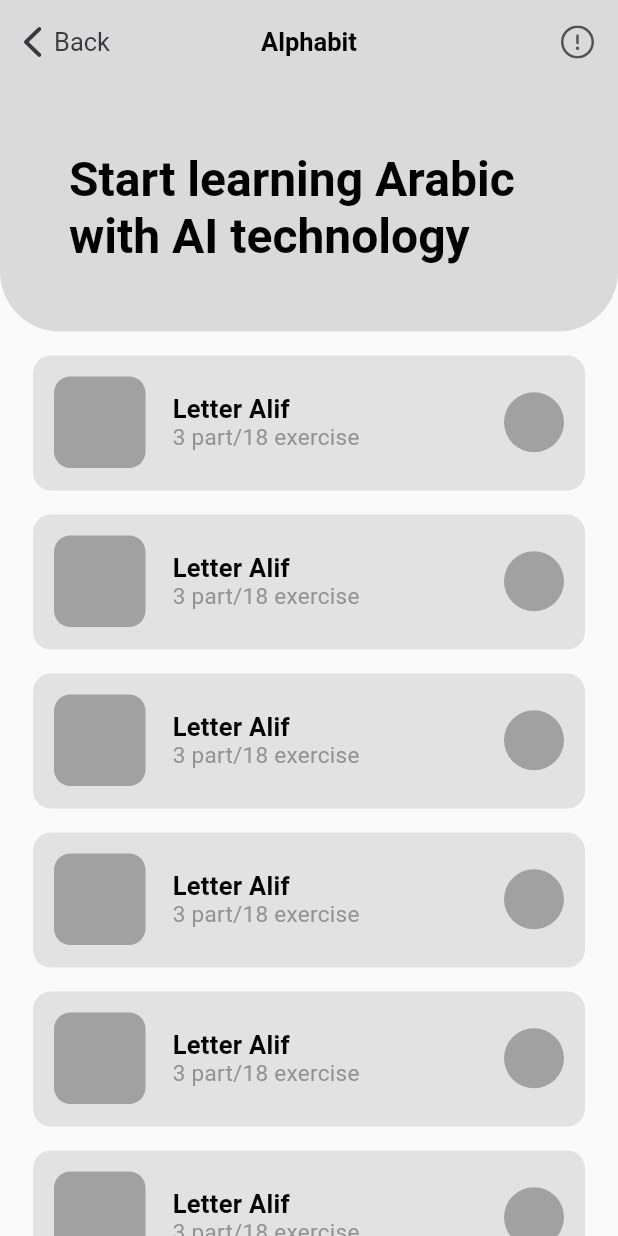
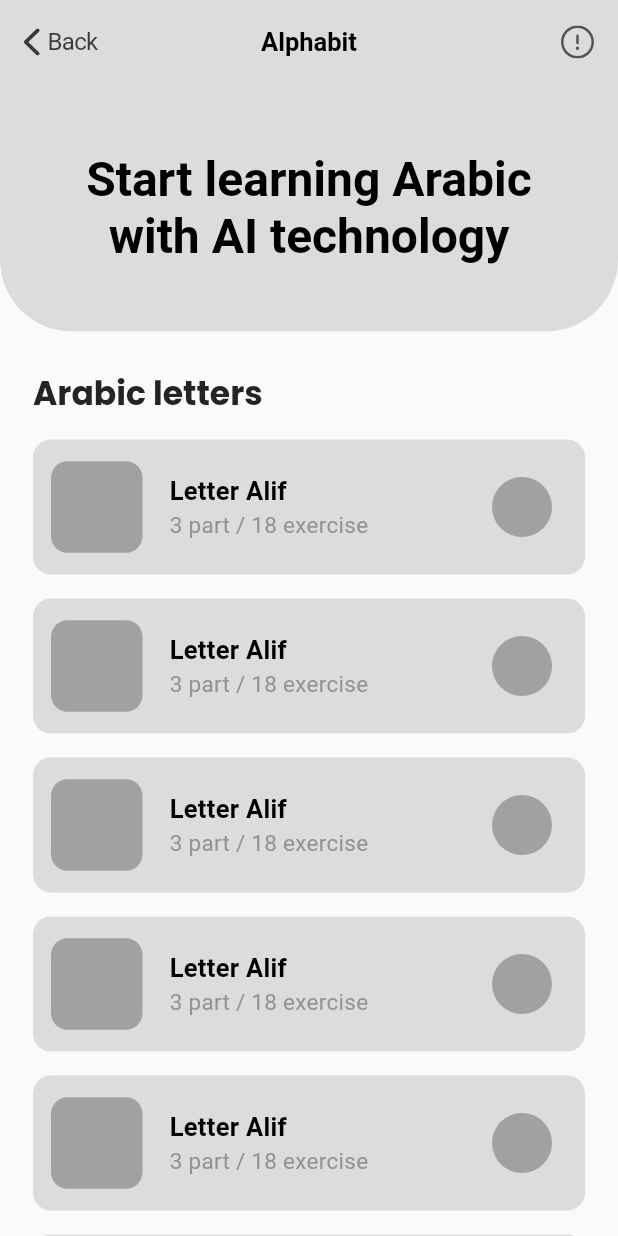
Before and after one commit to IbrohimJamoliddinov/Al-Quron, a Flutter app: the AlphabitScreen screen opened directly, on a phone screen of 412 x 824 dp. Run offline on Flutter 3.47's test engine with Material 2 defaults, Android fonts, the phone set to English and light mode, and no system bars; our stand-ins replace carousel_slider, flutter_svg, just_audio, modal_bottom_sheet, percent_indicator, permission_handler and 3 more; missing offline and left inert: flutter_qiblah; accounts and stored records are empty; project files that could hold a hidden picture were left out.

Commit message:
Alphabet screens

```diff
--- a/lib/src/ui/learn/alphabit_screen.dart
+++ b/lib/src/ui/learn/alphabit_screen.dart
@@ -116,34 +116,36 @@ class _AlphabitScreenState extends State<AlphabitScreen> {
   Widget build(BuildContext context) {
     return Scaffold(
       appBar: AppBar(
+        leadingWidth: 98,
+        backgroundColor: Color(0xFFDCDCDC),
         elevation: 0,
-        leadingWidth: 120,
-        backgroundColor: AppTheme.dadada,
+        centerTitle: true,
         leading: GestureDetector(
-          onTap: (){
+          onTap: () {
             Navigator.pop(context);
           },
           child: Container(
             child: Row(
               children: [
+                SizedBox(
+                  width: 16,
+                ),
                 SvgPicture.asset(
                   "assets/icons/arrow_left_bold.svg",
+                  height: 18,
                 ),
-                SizedBox(
-                  width: 8,
-                ),
+                SizedBox(width: 5),
                 Text(
                   "Back",
                   style: TextStyle(
-                    fontStyle: FontStyle.normal,
+                    color: Color(0xFF3A3A3C),
                     fontWeight: FontWeight.w400,
-                    fontSize: 17,
-                    color: Color(0xFF3A3A3C),
+                    fontSize: 16,
+                    letterSpacing: -0.41,
                   ),
                 ),
               ],
             ),
-            padding: EdgeInsets.only(left: 16),
           ),
         ),
         title: Text(
@@ -167,7 +169,6 @@ class _AlphabitScreenState extends State<AlphabitScreen> {
       body: Column(
         children: [
           Container(
-            width: MediaQuery.of(context).size.width,
             padding: EdgeInsets.only(
               top: 40,
               right: 46,
@@ -177,14 +178,15 @@ class _AlphabitScreenState extends State<AlphabitScreen> {
             height: 165,
             decoration: BoxDecoration(
               borderRadius: BorderRadius.only(
-                bottomLeft: Radius.circular(40),
-                bottomRight: Radius.circular(40),
+                bottomLeft: Radius.circular(48),
+                bottomRight: Radius.circular(48),
               ),
-              color: AppTheme.dadada,
+              color: Color(0xFFDCDCDC),
             ),
             child: Center(
               child: Text(
                 "Start learning Arabic with AI technology",
+                textAlign: TextAlign.center,
                 style: TextStyle(
                   fontStyle: FontStyle.normal,
                   fontWeight: FontWeight.w600,
@@ -195,25 +197,36 @@ class _AlphabitScreenState extends State<AlphabitScreen> {
             ),
           ),
           Expanded(
-              child: ListView(
-            children: [
-              ListView.builder(
-                shrinkWrap: true,
-                physics: NeverScrollableScrollPhysics(),
+            child: ListView.builder(
               itemCount: letters.length,
               itemBuilder: (context, index) {
+                if (index == 0) {
+                  return Container(
+                    margin: EdgeInsets.only(left: 22, right: 22, top: 30),
+                    child: Text(
+                      "Arabic letters",
+                      style: TextStyle(
+                        fontFamily: AppTheme.fontPoppins,
+                        fontSize: 22,
+                        fontWeight: FontWeight.w600,
+                        height: 26 / 22,
+                        color: Color(0xFF242424),
+                      ),
+                    ),
+                  );
+                }
                 return Container(
                   margin: EdgeInsets.only(top: 16, left: 22, right: 22),
-                      padding: EdgeInsets.all(14),
-                      width: MediaQuery.of(context).size.width,
+                  padding: EdgeInsets.symmetric(
+                    horizontal: 12,
+                    vertical: 14,
+                  ),
                   decoration: BoxDecoration(
                     borderRadius: BorderRadius.circular(12),
-                        color: Color(0xFFE2E2E2),
+                    color: Color(0xFFDCDCDC),
                   ),
                   height: 90,
-                      child: Column(
-                        children: [
-                          Row(
+                  child: Row(
                     children: [
                       Container(
                         width: 61,
@@ -229,6 +242,7 @@ class _AlphabitScreenState extends State<AlphabitScreen> {
                       Expanded(
                         child: Column(
                           crossAxisAlignment: CrossAxisAlignment.start,
+                          mainAxisAlignment: MainAxisAlignment.center,
                           children: [
                             Text(
                               letters[index].name,
@@ -236,25 +250,15 @@ class _AlphabitScreenState extends State<AlphabitScreen> {
                                 fontStyle: FontStyle.normal,
                                 fontWeight: FontWeight.w600,
                                 fontSize: 17,
+                                height: 1.18,
                                 letterSpacing: 0.2,
                                 color: AppTheme.black,
                               ),
                             ),
-                                    Row(children: [
+                            SizedBox(height: 4),
                             Text(
-                                        letters[index].part + "/",
-                                        style: TextStyle(
-                                          fontStyle: FontStyle.normal,
-                                          fontWeight: FontWeight.w400,
-                                          fontSize: 15,
-                                          letterSpacing: 0.2,
-                                          color: Color(0xFF939393),
-                                        ),
-                                      ),
-                                      SizedBox(
-                                        height: 4,
-                                      ),
-                                      Text(
+                              letters[index].part +
+                                  " / " +
                                   letters[index].exercise,
                               style: TextStyle(
                                 fontStyle: FontStyle.normal,
@@ -264,7 +268,6 @@ class _AlphabitScreenState extends State<AlphabitScreen> {
                                 color: Color(0xFF939393),
                               ),
                             ),
-                                    ]),
                           ],
                         ),
                       ),
@@ -275,15 +278,14 @@ class _AlphabitScreenState extends State<AlphabitScreen> {
                           borderRadius: BorderRadius.circular(20),
                           color: Color(0xFFA1A1A1),
                         ),
-                              )
+                      ),
+                      SizedBox(width: 10),
                     ],
                   ),
-                        ],
-                      ));
+                );
               },
             ),
-            ],
-          )),
+          ),
         ],
       ),
     );
```
Also changed, not shown: lib/src/ui/learn/learn_screen.dart (+45 -41 lines). Lines whose indentation alone changed are shown as unchanged.
